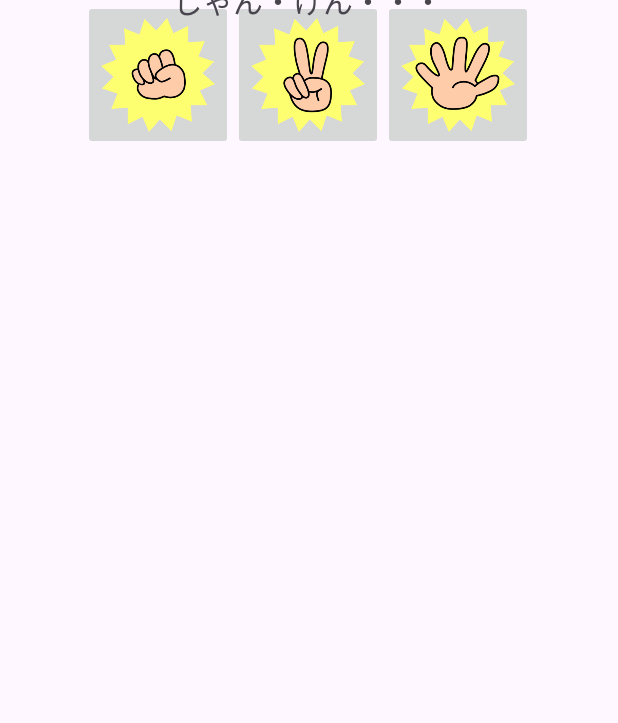
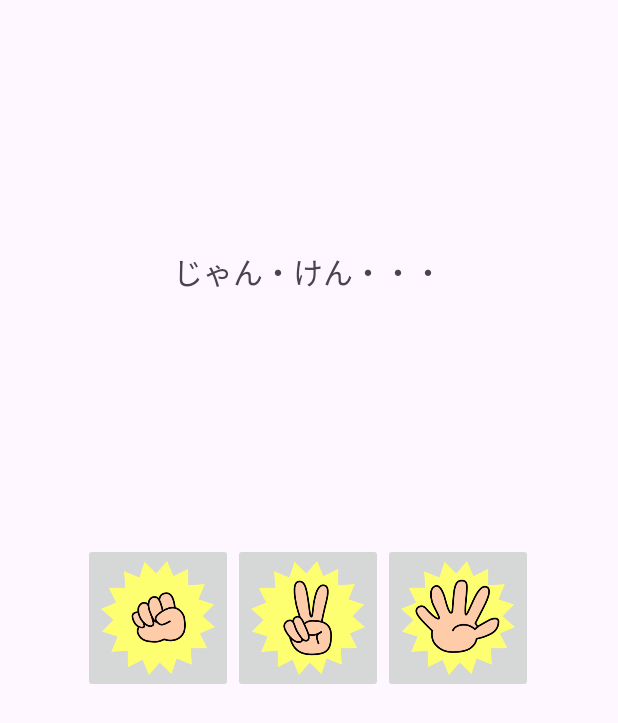
Before and after one commit to KobayashiYoh/KotlinLeaning, an Android app: the screen it shows after launch (MainActivity), on a phone screen of 412 x 824 dp. Shown: the top 723 px of the screen. Run offline under Robolectric (Android 15) with nearby library versions, the phone set to English and light mode, and no system bars.

Commit message:
activity_mainのレイアウト崩れを修正

```diff
--- a/Janken/app/src/main/res/layout/activity_main.xml
+++ b/Janken/app/src/main/res/layout/activity_main.xml
@@ -12,11 +12,12 @@
         android:layout_width="100dp"
         android:layout_height="100dp"
         android:scaleType="fitCenter"
+        app:layout_constraintBottom_toBottomOf="parent"
         app:layout_constraintEnd_toEndOf="parent"
         app:layout_constraintHorizontal_bias="0.498"
         app:layout_constraintStart_toStartOf="parent"
-        app:srcCompat="@drawable/choki"
-        tools:layout_editor_absoluteY="331dp" />
+        app:layout_constraintTop_toTopOf="parent"
+        app:srcCompat="@drawable/choki" />
 
     <ImageButton
         android:id="@+id/gu"
```
